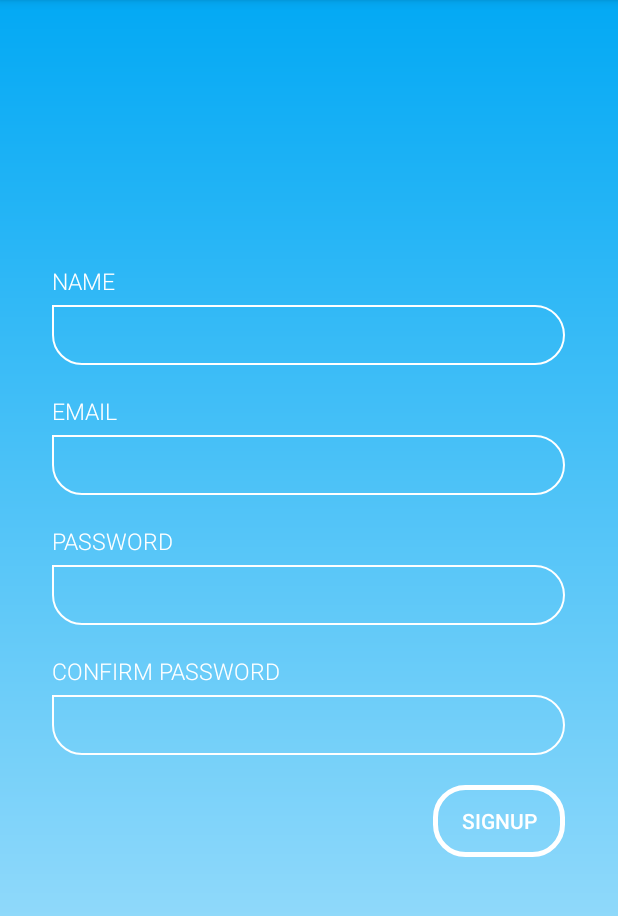
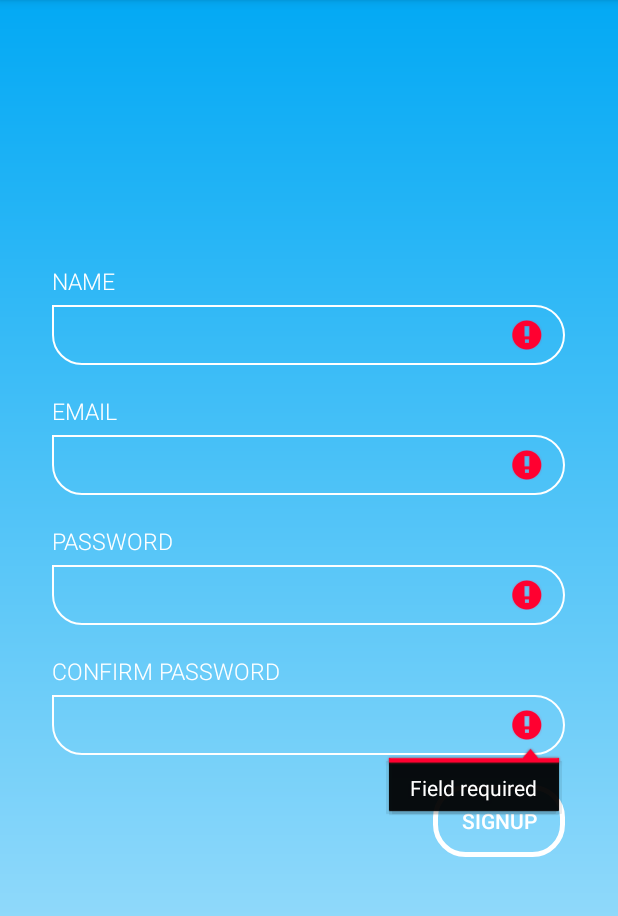
Before and after one commit to usamamzr/HomeAutomation, an Android app: the SignUpActivity screen opened directly, with no data from a screen before it, after a tap on "SIGNUP", on a phone screen of 412 x 824 dp, the part 84-1000 px from its top. Run offline under Robolectric (Android 15) with nearby library versions, the phone set to English and light mode, and no system bars.

Commit message:
Login & Sign up done

```diff
--- a/app/src/main/java/com/example/usama/homeautomation/Activities/SignUpActivity.java
+++ b/app/src/main/java/com/example/usama/homeautomation/Activities/SignUpActivity.java
@@ -3,6 +3,7 @@ package com.example.usama.homeautomation.Activities;
 import android.content.Intent;
 import android.os.Bundle;
 import android.support.v7.app.AppCompatActivity;
+import android.text.TextUtils;
 import android.util.Log;
 import android.view.View;
 import android.widget.Button;
@@ -43,6 +44,33 @@ public class SignUpActivity extends AppCompatActivity {
                 String password = et_password.getText().toString().trim();
                 String confirmPass = et_CPassword.getText().toString().trim();
 
+                boolean cancel = false;
+                if (TextUtils.isEmpty(name)) {
+                    et_name.setError("Field required");
+                    view = et_name;
+                    cancel = true;
+                }
+                if (TextUtils.isEmpty(email)) {
+                    et_email.setError("Field required");
+                    view = et_email;
+                    cancel = true;
+                }
+                // Check for a valid password, if the user entered one.
+                if (TextUtils.isEmpty(password)) {
+                    et_password.setError("Field required");
+                    view = et_password;
+                    cancel = true;
+                }
+                if (TextUtils.isEmpty(confirmPass)) {
+                    et_CPassword.setError("Field required");
+                    view = et_CPassword;
+                    cancel = true;
+                }
+
+                if (cancel) {
+                    view.requestFocus();
+                } else {
+
                     Retrofit retrofit = RetrofitClient.getRetrofit();
                     final LaravelAPI service = retrofit.create(LaravelAPI.class);
                     Call<User> signUp = service.registerUser(name, email, password, confirmPass);
@@ -63,6 +91,7 @@ public class SignUpActivity extends AppCompatActivity {
                         }
                     });
                 }
+            }
         });
     }
 }
--- a/app/src/main/res/layout/single_floor.xml
+++ b/app/src/main/res/layout/single_floor.xml
@@ -17,7 +17,7 @@
             android:layout_marginStart="10dp"
             android:layout_marginBottom="5dp"
             android:layout_marginTop="5dp"
-            android:src="@drawable/ic_launcher_background" />
+            android:src="@drawable/icons8_german_house_96" />
 
         <TextView
             android:id="@+id/tv_nameFloor"
--- a/app/src/main/res/layout/single_room.xml
+++ b/app/src/main/res/layout/single_room.xml
@@ -16,7 +16,7 @@
             android:layout_marginStart="10dp"
             android:layout_marginBottom="5dp"
             android:layout_marginTop="5dp"
-            android:src="@drawable/ic_launcher_background" />
+            android:src="@drawable/icons8_door_opened_96" />
 
         <TextView
             android:id="@+id/tv_nameRoom"
@@ -27,7 +27,7 @@
             android:layout_marginBottom="5dp"
             android:gravity="center"
             android:textSize="20sp"
-            android:text="Roooom 3" />
+            android:text="Room 3" />
 
         <LinearLayout
             android:layout_width="match_parent"
--- a/app/src/main/res/layout/single_thing.xml
+++ b/app/src/main/res/layout/single_thing.xml
@@ -17,7 +17,7 @@
             android:layout_marginStart="10dp"
             android:layout_marginBottom="5dp"
             android:layout_marginTop="5dp"
-            android:src="@drawable/ic_launcher_background" />
+            android:src="@drawable/icons8_network_drive_96" />
 
         <TextView
             android:id="@+id/tv_nameThing"
```
Also changed, not shown: app/src/main/java/com/example/usama/homeautomation/Activities/LoginActivity.java (+19 -0 lines), app/src/main/java/com/example/usama/homeautomation/Activities/MainActivity.java (+23 -3 lines), app/src/main/res/layout/img_dialogue.xml (added, +32 -0 lines), 22 other files. Lines whose indentation alone changed are shown as unchanged.
